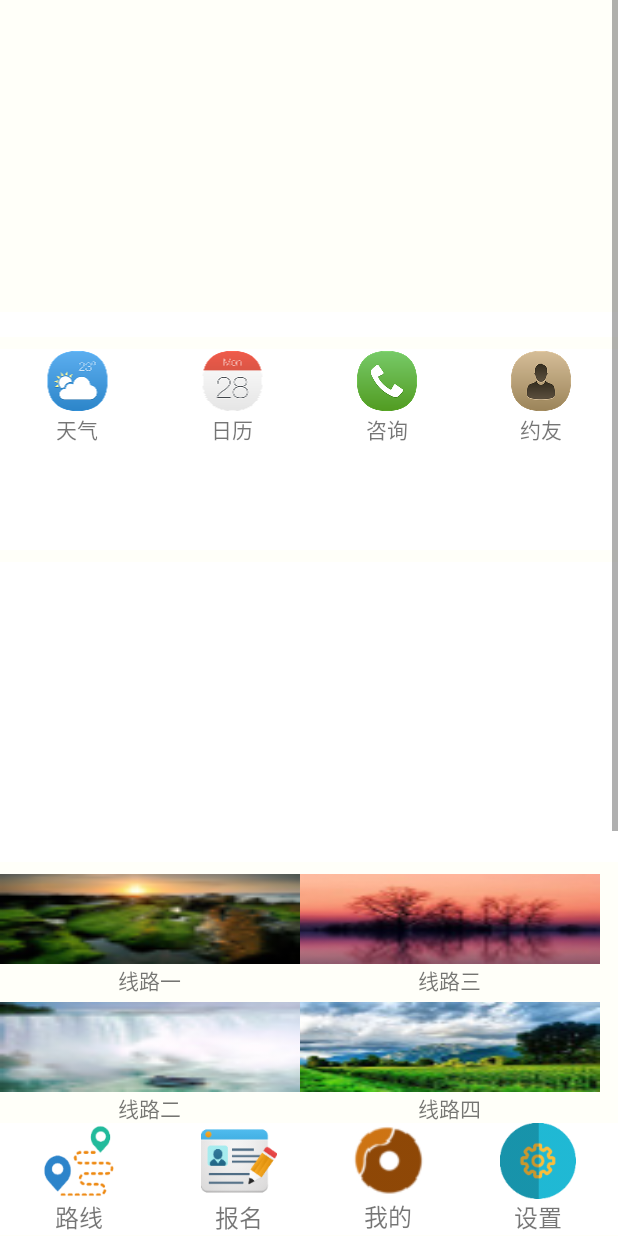
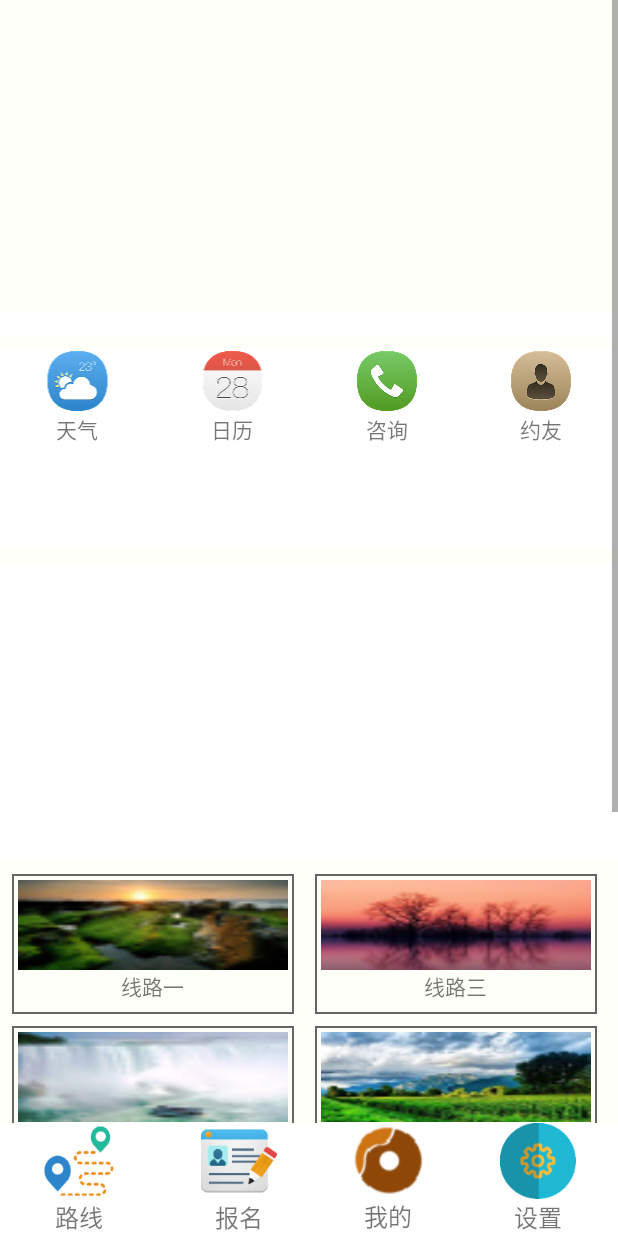
Before and after one commit to faultaddr/CUFE_TRIP, an Android app: the layout activity_main.xml on its own in the app's theme, with its tools: preview values and no code run, on a phone screen of 412 x 824 dp. Run offline under Robolectric (Android 15) with nearby library versions, the phone set to English and light mode, and no system bars.

```diff
--- a/app/src/main/java/com/example/panda/myapplication/Data/JianDanHtmlParser.java
+++ b/app/src/main/java/com/example/panda/myapplication/Data/JianDanHtmlParser.java
@@ -110,7 +110,7 @@ public class JianDanHtmlParser {
 			count++;
 			if(count==2){
 			s=matcher.group(2);
-			//Log.i(">>>>sss",s);
+			Log.i(">>>>sss",s);
 				break;
 			}
 			//String newStr = null;
--- a/app/src/main/java/com/example/panda/myapplication/Ui/Activity/LineActivity.java
+++ b/app/src/main/java/com/example/panda/myapplication/Ui/Activity/LineActivity.java
@@ -78,7 +78,7 @@ public class LineActivity extends AppCompatActivity implements AbsListView.OnScr
             public void onItemClick(AdapterView<?> parent, View view, int position, long id) {
                 Intent intent=new Intent();
                 //Log.i(">>position",position+"");
-                intent.putExtra("contentPosition",position);
+                intent.putExtra("contentPosition",tempRecord+position);
                 intent.setClass(LineActivity.this,TempActivity.class);
                 startActivity(intent);
             }
--- a/app/src/main/res/layout/activity_main.xml
+++ b/app/src/main/res/layout/activity_main.xml
@@ -178,24 +178,35 @@
                     android:clickable="true"></ListView>
             </LinearLayout>
 
-            <RelativeLayout
+            <LinearLayout
                 android:layout_width="match_parent"
                 android:layout_height="wrap_content"
                 android:gravity="clip_horizontal"
                 android:orientation="horizontal"
                 android:layout_marginTop="8dp"
+                android:layout_marginLeft="8dp"
+                android:layout_marginRight="8dp"
                 >
+                <LinearLayout
+                    android:layout_width="wrap_content"
+                    android:layout_height="wrap_content"
+                    android:gravity="fill_vertical"
+                    android:orientation="vertical"
+                    android:layout_weight="1"
+                    >
                 <RelativeLayout
                     android:id="@+id/Relative1"
                     android:layout_width="wrap_content"
                     android:layout_height="wrap_content"
                     android:clickable="true"
+                    android:background="@drawable/background_drawable"
+                    android:padding="4dp"
                     android:layout_alignParentLeft="true"
                     android:layout_alignParentStart="true">
 
                     <ImageView
                         android:id="@+id/image_item1"
-                        android:layout_width="200dp"
+                        android:layout_width="180dp"
                         android:layout_height="60dp"
                         android:layout_centerHorizontal="true"
                         android:src="@drawable/newone_small"
@@ -215,12 +226,15 @@
                     android:layout_width="wrap_content"
                     android:layout_height="wrap_content"
                     android:layout_below="@id/Relative1"
+                    android:layout_marginTop="8dp"
                     android:clickable="true"
+                    android:background="@drawable/background_drawable"
+                    android:padding="4dp"
                     >
 
                     <ImageView
                         android:id="@+id/image_item2"
-                        android:layout_width="200dp"
+                        android:layout_width="180dp"
                         android:layout_height="60dp"
                         android:layout_centerHorizontal="true"
                         android:src="@drawable/newtwo_small"
@@ -235,17 +249,28 @@
                         android:text="线路二"
                         />
                 </RelativeLayout>
+                </LinearLayout>
+                <LinearLayout
+                    android:layout_width="wrap_content"
+                    android:layout_height="wrap_content"
+                    android:gravity="clip_vertical"
+                    android:orientation="vertical"
+                    android:layout_weight="1"
+                    android:layout_marginLeft="8dp"
+                    >
                 <RelativeLayout
                     android:id="@+id/Relative3"
                     android:layout_width="wrap_content"
                     android:layout_height="wrap_content"
                     android:layout_toRightOf="@id/Relative1"
+                    android:background="@drawable/background_drawable"
                     android:clickable="true"
+                    android:padding="4dp"
                     >
 
                     <ImageView
                         android:id="@+id/image_item3"
-                        android:layout_width="200dp"
+                        android:layout_width="180dp"
                         android:layout_height="60dp"
                         android:layout_centerHorizontal="true"
                         android:src="@drawable/newthree_small"
@@ -266,12 +291,15 @@
                     android:layout_height="wrap_content"
                     android:layout_below="@id/Relative3"
                     android:layout_toRightOf="@id/Relative2"
+                    android:layout_marginTop="8dp"
                     android:clickable="true"
+                    android:background="@drawable/background_drawable"
+                    android:padding="4dp"
                     >
 
                     <ImageView
                         android:id="@+id/image_item4"
-                        android:layout_width="200dp"
+                        android:layout_width="180dp"
                         android:layout_height="60dp"
                         android:layout_centerHorizontal="true"
                         android:src="@drawable/newfour_small"
@@ -286,8 +314,8 @@
                         android:text="线路四"
                         />
                 </RelativeLayout>
-
-            </RelativeLayout>
+</LinearLayout>>
+            </LinearLayout>
             <RelativeLayout
                 android:id="@+id/line1"
                 android:layout_width="fill_parent"
```
Also changed, not shown: app/src/main/AndroidManifest.xml (+4 -4 lines), app/src/main/java/com/example/panda/myapplication/Constants.java (added, +9 -0 lines), app/src/main/java/com/example/panda/myapplication/Ui/Activity/LoginActivity.java (+9 -2 lines), app/src/main/java/com/example/panda/myapplication/Ui/Activity/MainActivity.java (+8 -1 lines), app/src/main/java/com/example/panda/myapplication/Ui/Activity/MineActivity.java (+20 -0 lines), app/src/main/res/layout/activity_mine.xml (+15 -0 lines), app/src/main/res/drawable-xxhdpi-v9/button_exit.png (added).
